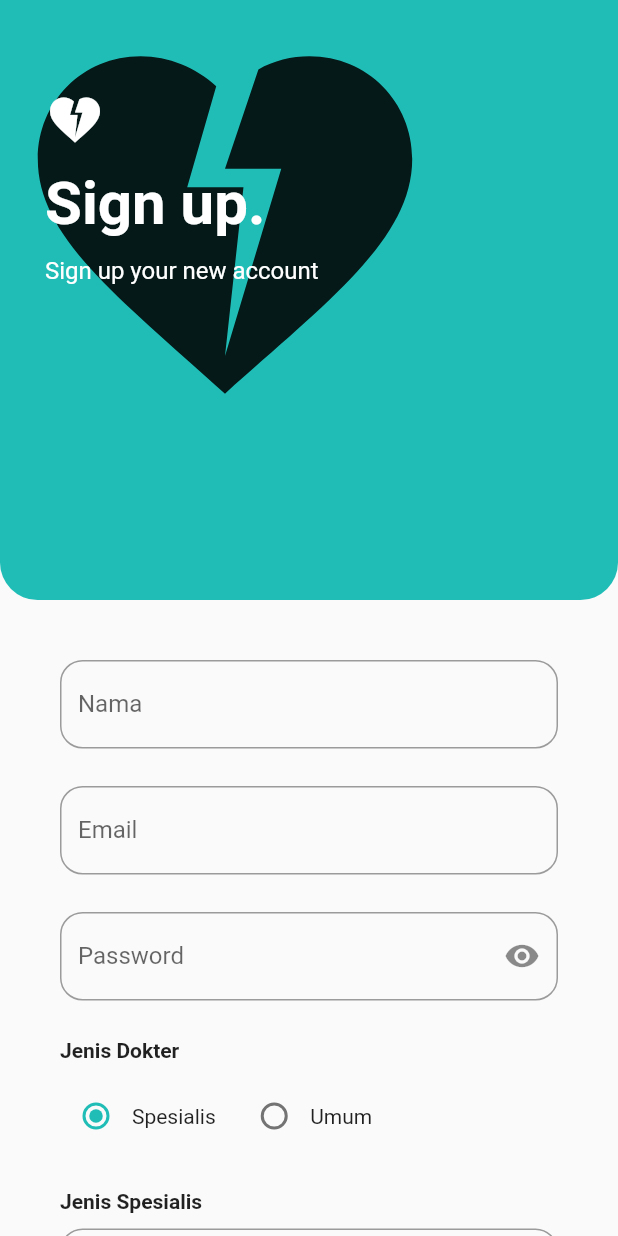
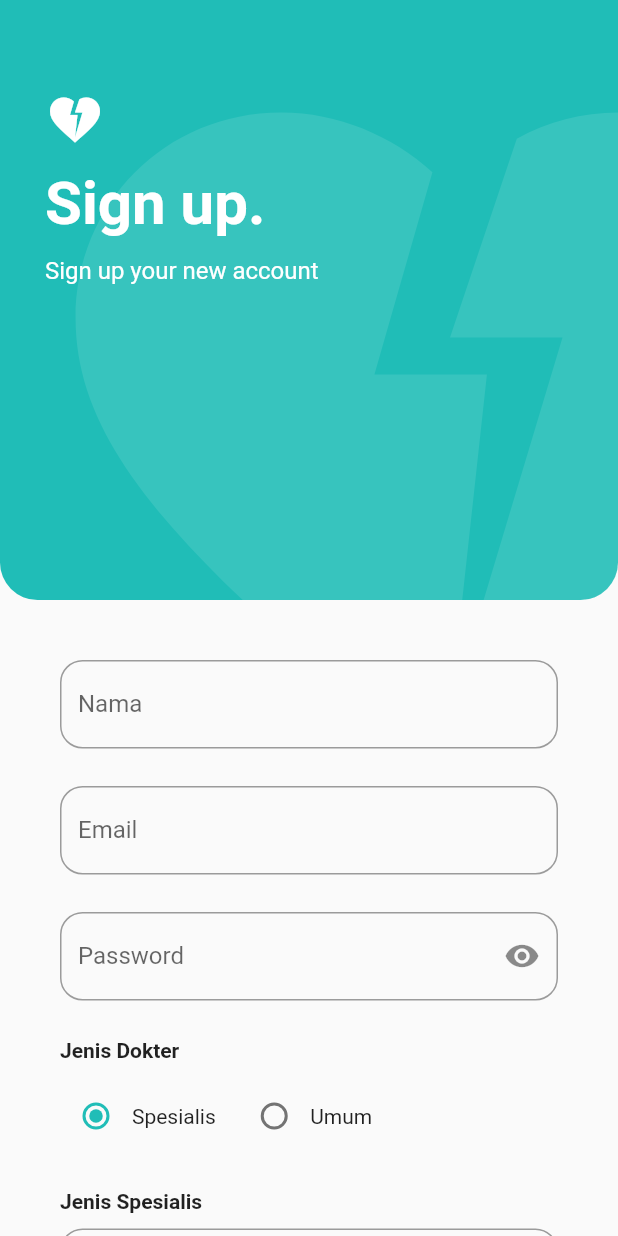
Before and after one commit to WayanPande/Integrated-Digital-Base-Antimicrobial-Surveillance-System, a Flutter app: the screen it shows after launch, after a tap on "Register", on a phone screen of 412 x 824 dp. Run offline on Flutter 3.47's test engine with Material 2 defaults, Android fonts, the phone set to English and light mode, and no system bars; our stand-ins replace multi_select_flutter; network calls fail.

Commit message:
fix authentication header icon

```diff
--- a/lib/screens/register_screen.dart
+++ b/lib/screens/register_screen.dart
@@ -2,6 +2,7 @@ import 'package:flutter/material.dart';
 import 'package:project_pak_gusan/screens/login_screen.dart';
 
 import '../util/data_drop_down.dart';
+import '../widget/authentication_header.dart';
 
 class RegisterScreen extends StatefulWidget {
   const RegisterScreen({Key? key}) : super(key: key);
@@ -25,63 +26,9 @@ class _RegisterScreenState extends State<RegisterScreen> {
       body: SingleChildScrollView(
         child: Column(
           children: [
-            Container(
-              width: double.infinity,
-              height: 400,
-              decoration: const BoxDecoration(
-                color: Color(0xFF20BDB7),
-                borderRadius: BorderRadius.only(
-                  bottomLeft: Radius.circular(25),
-                  bottomRight: Radius.circular(25),
-                ),
-              ),
-              child: SafeArea(
-                child: Stack(
-                  children: [
-                    Icon(
-                      Icons.heart_broken,
-                      size: 300,
-                    ),
-                    Padding(
-                      padding: const EdgeInsets.symmetric(
-                        horizontal: 30,
-                        vertical: 60,
-                      ),
-                      child: Column(
-                        crossAxisAlignment: CrossAxisAlignment.start,
-                        children: const [
-                          Icon(
-                            Icons.heart_broken,
-                            size: 40,
-                            color: Colors.white,
-                          ),
-                          SizedBox(
-                            height: 12,
-                          ),
-                          Text(
-                            "Sign up.",
-                            style: TextStyle(
-                              fontWeight: FontWeight.bold,
-                              fontSize: 40,
-                              color: Colors.white,
-                            ),
-                          ),
-                          SizedBox(
-                            height: 12,
-                          ),
-                          Text(
-                            "Sign up your new account",
-                            style: TextStyle(
-                              fontSize: 16,
-                              color: Colors.white,
-                            ),
-                          )
-                        ],
-                      ),
-                    ),
-                  ],
-                ),
-              ),
+            const AuthenticationHeader(
+              title: "Sign up.",
+              description: "Sign up your new account",
             ),
             Padding(
               padding: const EdgeInsets.all(40),
--- a/lib/widget/authentication_header.dart
+++ b/lib/widget/authentication_header.dart
@@ -10,6 +10,7 @@ class AuthenticationHeader extends StatelessWidget {
     return Container(
       width: double.infinity,
       height: 400,
+      clipBehavior: Clip.hardEdge,
       decoration: const BoxDecoration(
         color: Color(0xFF20BDB7),
         borderRadius: BorderRadius.only(
@@ -20,9 +21,10 @@ class AuthenticationHeader extends StatelessWidget {
       child: SafeArea(
         child: Stack(
           children: [
-            Icon(
+             Icon(
               Icons.heart_broken,
-              size: 300,
+              size: 600,
+              color: Colors.white.withOpacity(0.1),
             ),
             Padding(
               padding: const EdgeInsets.symmetric(
```
